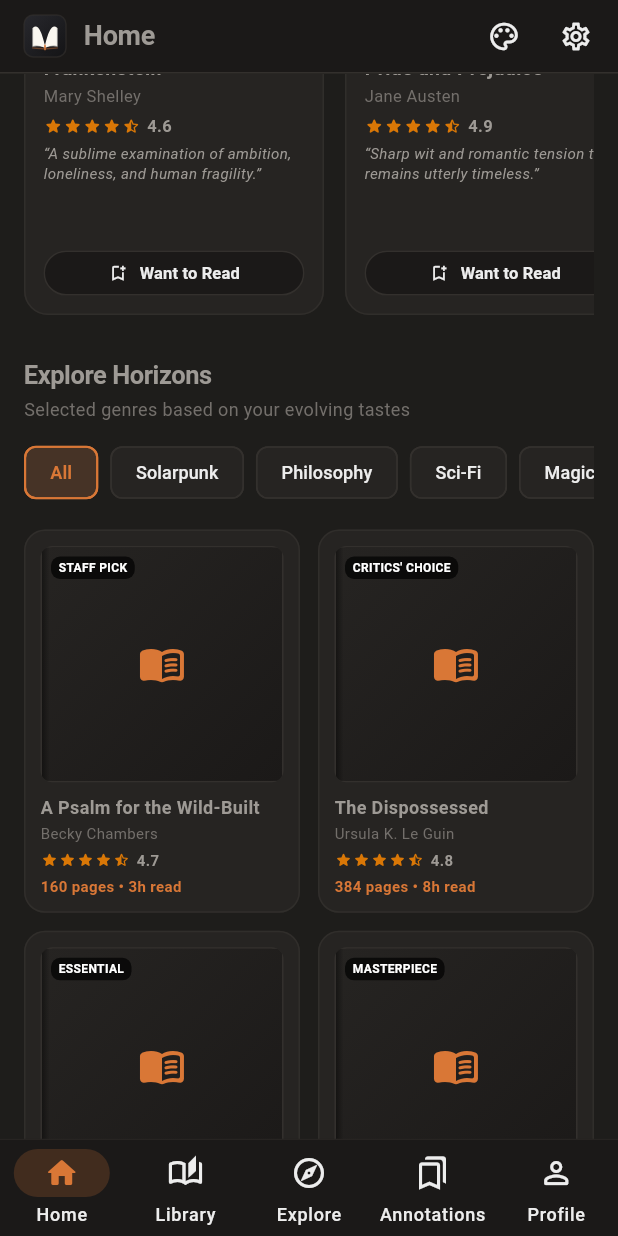
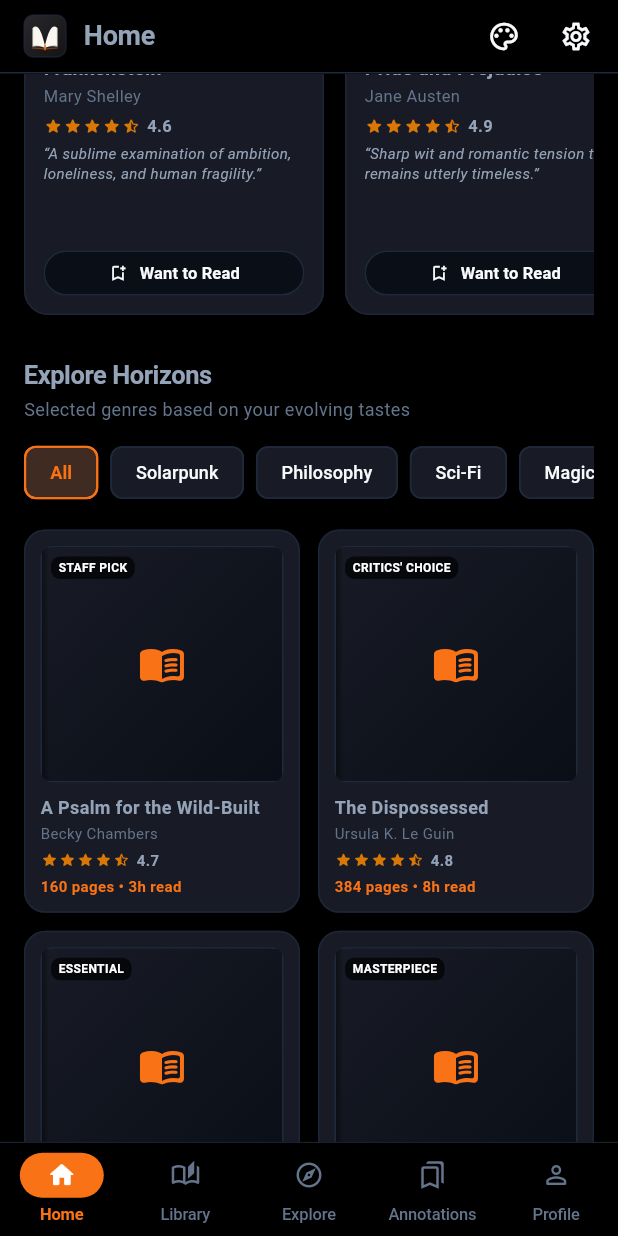
Before and after one commit to lk-03/foliate-android, a Flutter app: the screen it shows after launch, scrolled down 576 dp, on a phone screen of 412 x 824 dp. Run offline on Flutter 3.47's test engine with Material 3 defaults, Android fonts, the phone set to English and light mode, and no system bars; our stand-ins replace file_picker, flutter_riverpod, shared_preferences, webview_flutter.

Commit message:
feat(ui): adopt pure black background and stitch signature navigation pill highlight

```diff
--- a/lib/screens/main_shell.dart
+++ b/lib/screens/main_shell.dart
@@ -265,49 +265,112 @@ class _MainShellState extends State<MainShell> {
         ],
       ),
 
-      // Material 3 Expressive Bottom Navigation Bar
-      bottomNavigationBar: Container(
+      // Stitch Signature Bottom Navigation Bar with Pure Black Background and Vibrant Pill Highlight
+      bottomNavigationBar: _buildStitchBottomBar(colors, primaryAccent),
+    );
+  }
+
+  Widget _buildStitchBottomBar(FoliateThemeColors colors, Color primaryAccent) {
+    final items = [
+      (
+        index: 0,
+        label: 'Home',
+        icon: Icons.home_outlined,
+        selectedIcon: Icons.home_rounded,
+      ),
+      (
+        index: 1,
+        label: 'Library',
+        icon: Icons.auto_stories_outlined,
+        selectedIcon: Icons.auto_stories_rounded,
+      ),
+      (
+        index: 2,
+        label: 'Explore',
+        icon: Icons.explore_outlined,
+        selectedIcon: Icons.explore_rounded,
+      ),
+      (
+        index: 3,
+        label: 'Annotations',
+        icon: Icons.bookmarks_outlined,
+        selectedIcon: Icons.bookmarks_rounded,
+      ),
+      (
+        index: 4,
+        label: 'Profile',
+        icon: Icons.person_outline_rounded,
+        selectedIcon: Icons.person_rounded,
+      ),
+    ];
+
+    return Container(
       decoration: BoxDecoration(
         color: colors.headerBar,
-          border: Border(top: BorderSide(color: colors.border.withValues(alpha: 0.5), width: 0.8)),
+        border: Border(
+          top: BorderSide(
+            color: colors.border.withValues(alpha: 0.8),
+            width: 0.8,
           ),
-        child: NavigationBar(
-          selectedIndex: _currentIndex,
-          onDestinationSelected: _navigateToPage,
-          backgroundColor: colors.headerBar,
-          indicatorColor: primaryAccent.withValues(alpha: 0.2),
-          elevation: 0,
-          height: 64,
-          labelBehavior: NavigationDestinationLabelBehavior.alwaysShow,
-          destinations: [
-            NavigationDestination(
-              icon: const Icon(Icons.home_outlined),
-              selectedIcon: Icon(Icons.home_rounded, color: primaryAccent),
-              label: 'Home',
         ),
-            NavigationDestination(
-              icon: const Icon(Icons.auto_stories_outlined),
-              selectedIcon: Icon(Icons.auto_stories_rounded, color: primaryAccent),
-              label: 'Library',
       ),
-            NavigationDestination(
-              icon: const Icon(Icons.explore_outlined),
-              selectedIcon: Icon(Icons.explore_rounded, color: primaryAccent),
-              label: 'Explore',
+      child: SafeArea(
+        top: false,
+        child: SizedBox(
+          height: 62,
+          child: Row(
+            mainAxisAlignment: MainAxisAlignment.spaceAround,
+            children: items.map((item) {
+              final isSelected = _currentIndex == item.index;
+              return Expanded(
+                child: InkWell(
+                  onTap: () => _navigateToPage(item.index),
+                  splashColor: Colors.transparent,
+                  highlightColor: Colors.transparent,
+                  child: Column(
+                    mainAxisAlignment: MainAxisAlignment.center,
+                    mainAxisSize: MainAxisSize.min,
+                    children: [
+                      // Stitch signature pill highlight:
+                      // When active, vibrant pill container with crisp white icon inside
+                      // When inactive, transparent container with muted slate icon
+                      AnimatedContainer(
+                        duration: const Duration(milliseconds: 200),
+                        curve: Curves.easeOutCubic,
+                        width: isSelected ? 56 : 36,
+                        height: 30,
+                        decoration: BoxDecoration(
+                          color: isSelected ? primaryAccent : Colors.transparent,
+                          borderRadius: BorderRadius.circular(15),
                         ),
-            NavigationDestination(
-              icon: const Icon(Icons.bookmarks_outlined),
-              selectedIcon: Icon(Icons.bookmarks_rounded, color: primaryAccent),
-              label: 'Annotations',
+                        child: Center(
+                          child: Icon(
+                            isSelected ? item.selectedIcon : item.icon,
+                            size: 20,
+                            color: isSelected ? Colors.white : colors.textMuted,
                           ),
-            NavigationDestination(
-              icon: const Icon(Icons.person_outline_rounded),
-              selectedIcon: Icon(Icons.person_rounded, color: primaryAccent),
-              label: 'Profile',
+                        ),
+                      ),
+                      const SizedBox(height: 3),
+                      Text(
+                        item.label,
+                        maxLines: 1,
+                        overflow: TextOverflow.ellipsis,
+                        style: TextStyle(
+                          fontSize: 11,
+                          fontWeight: isSelected ? FontWeight.bold : FontWeight.w500,
+                          color: isSelected ? primaryAccent : colors.textMuted,
+                          letterSpacing: -0.1,
+                        ),
                       ),
                     ],
                   ),
                 ),
               );
+            }).toList(),
+          ),
+        ),
+      ),
+    );
   }
 }
--- a/lib/theme/adwaita_colors.dart
+++ b/lib/theme/adwaita_colors.dart
@@ -5,36 +5,36 @@ import 'package:flutter/material.dart';
 class AdwaitaColors {
   AdwaitaColors._();
 
-  // --- Dark Mode (Desktop Default) ---
-  /// Main application background (warm dark tone)
-  static const Color darkWindowBg = Color(0xFF1E1D1B);
+  // --- Dark Mode (Pure Black & Stitch Midnight Replicated) ---
+  /// Main application background (pure black)
+  static const Color darkWindowBg = Color(0xFF000000);
 
   /// Header bar / Title bar surface
-  static const Color darkHeaderBar = Color(0xFF1B1918);
+  static const Color darkHeaderBar = Color(0xFF000000);
 
   /// Sidebar / Navigation list background
-  static const Color darkSidebarBg = Color(0xFF211F1D);
+  static const Color darkSidebarBg = Color(0xFF000000);
 
-  /// Elevated card / popover surface
-  static const Color darkSurfaceCard = Color(0xFF262422);
+  /// Elevated card / popover surface (Stitch midnight #181B25)
+  static const Color darkSurfaceCard = Color(0xFF181B25);
 
-  /// Inner input background (e.g. location/identifier boxes in popover)
-  static const Color darkInputBg = Color(0xFF1B1918);
+  /// Inner input background (recessed ultra-dark #0A0E17)
+  static const Color darkInputBg = Color(0xFF0A0E17);
 
-  /// Selected / Active pill background (e.g. "All Books", active chapter)
-  static const Color darkActivePill = Color(0xFF3B3632);
+  /// Selected / Active pill background (e.g. "All Books", active filter)
+  static const Color darkActivePill = Color(0xFF222938);
 
   /// Hover pill background
-  static const Color darkHoverPill = Color(0xFF2E2A28);
+  static const Color darkHoverPill = Color(0xFF1E2433);
 
-  /// Subtle borders and dividers
-  static const Color darkBorder = Color(0xFF33302D);
-  static const Color darkDivider = Color(0xFF2C2927);
+  /// Subtle borders and dividers (Stitch border-slate-800)
+  static const Color darkBorder = Color(0xFF1E293B);
+  static const Color darkDivider = Color(0xFF151C28);
 
-  /// Typography
-  static const Color darkTextPrimary = Color(0xFFEDEDED);
-  static const Color darkTextSecondary = Color(0xFF9E9A95);
-  static const Color darkTextMuted = Color(0xFF736F6B);
+  /// Typography (crisp high-contrast off-white and cool slate)
+  static const Color darkTextPrimary = Color(0xFFF8FAFC);
+  static const Color darkTextSecondary = Color(0xFF94A3B8);
+  static const Color darkTextMuted = Color(0xFF64748B);
 
   // --- Light Mode ---
   static const Color lightWindowBg = Color(0xFFFAFAFA);
@@ -66,8 +66,8 @@ class AdwaitaColors {
   /// Warm Terracotta primary editorial accent from Apple Books reference
   static const Color terracottaAccent = Color(0xFFC2410C);
 
-  /// Warm Terracotta for Dark mode
-  static const Color terracottaDark = Color(0xFFD97736);
+  /// Warm Terracotta for Dark mode (Stitch #f97316)
+  static const Color terracottaDark = Color(0xFFF97316);
 
   /// Warm Terracotta for Light mode
   static const Color terracottaLight = Color(0xFFC2410C);
--- a/lib/theme/adwaita_theme.dart
+++ b/lib/theme/adwaita_theme.dart
@@ -183,6 +183,7 @@ class AdwaitaTheme {
       appBarTheme: const AppBarTheme(
         backgroundColor: AdwaitaColors.darkHeaderBar,
         foregroundColor: AdwaitaColors.darkTextPrimary,
+        surfaceTintColor: Colors.transparent,
         elevation: 0,
         centerTitle: true,
         titleTextStyle: TextStyle(
@@ -193,11 +194,16 @@ class AdwaitaTheme {
       ),
       cardTheme: CardThemeData(
         color: AdwaitaColors.darkSurfaceCard,
+        surfaceTintColor: Colors.transparent,
         elevation: 0,
         shape: RoundedRectangleBorder(
           borderRadius: BorderRadius.circular(12),
           side: const BorderSide(color: AdwaitaColors.darkBorder, width: 1),
         ),
+      ),
+      bottomSheetTheme: const BottomSheetThemeData(
+        backgroundColor: Colors.transparent,
+        surfaceTintColor: Colors.transparent,
       ),
       dividerTheme: const DividerThemeData(
         color: AdwaitaColors.darkDivider,
```
Also changed, not shown: 1 other file. Lines whose indentation alone changed are shown as unchanged.
